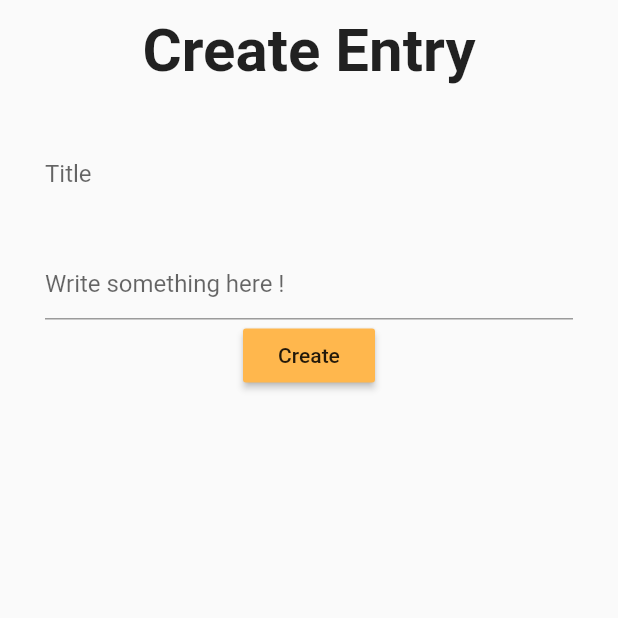
After one commit to ARU-Coders/daybook, a Flutter app: the CreateEntryScreen screen opened by its route, on a phone screen of 412 x 824 dp, the top half of it. The commit adds this screen. Run offline on Flutter 3.47's test engine with Material 2 defaults, Android fonts, the phone set to English and light mode, and no system bars; our stand-ins replace cloud_firestore, curved_navigation_bar, firebase_auth, firebase_core, font_awesome_flutter, google_sign_in; accounts and stored records are empty; network calls fail.

Commit message:
Create entry screen created
Co-authored-by: Anjali <anjaligohil1909@users.noreply.github.com>
Co-authored-by: urvinb <urvinb@users.noreply.github.com>

```diff
--- /dev/null
+++ b/lib/Pages/create_entry.dart
@@ -0,0 +1,102 @@
+import 'package:flutter/material.dart';
+import 'package:daybook/provider/email_sign_in.dart';
+import 'package:provider/provider.dart';
+import 'package:daybook/Pages/start.dart';
+import 'package:daybook/Services/db_services.dart';
+import 'package:daybook/Pages/entries.dart';
+
+class CreateEntryScreen extends StatefulWidget {
+  @override
+  _CreateEntryScreenState createState() => _CreateEntryScreenState();
+}
+
+class _CreateEntryScreenState extends State<CreateEntryScreen> {
+  TextEditingController titleController = TextEditingController();
+  TextEditingController contentController = TextEditingController();
+
+  final _formKey = GlobalKey<FormState>();
+  @override
+  Widget build(BuildContext context) {
+    return Scaffold(
+      body: SafeArea(
+        child: SingleChildScrollView(
+          child: Padding(
+            padding: const EdgeInsets.all(10.0),
+            child: Container(
+                child: Form(
+                    key: _formKey,
+                    child: Column(
+                      mainAxisAlignment: MainAxisAlignment.center,
+                      children: [
+                        Text("Create Entry",
+                            style: TextStyle(
+                                fontSize: 40, fontWeight: FontWeight.bold)),
+                        SizedBox(
+                          height: 25.0,
+                        ),
+                        Padding(
+                          padding: const EdgeInsets.fromLTRB(20, 10, 20, 5),
+                          child: Column(children: [
+                            TextFormField(
+                              controller: titleController,
+                              decoration: InputDecoration(
+                                  // labelText: "Title",
+                                  border: InputBorder.none,
+                                  // focusedBorder: InputBorder.none,
+                                  // enabledBorder: InputBorder.none,
+                                  errorBorder: InputBorder.none,
+                                  disabledBorder: InputBorder.none,
+                                  labelStyle: TextStyle(
+                                      color: Colors.grey,
+                                      fontSize: 18,
+                                      fontWeight: FontWeight.w500),
+                                  hintText: 'Title'),
+                              autofocus: false,
+                              validator: (value) {
+                                if (value.isEmpty) {
+                                  return 'Title cannot be empty !';
+                                }
+                                return null;
+                              },
+                            ), // name
+                            SizedBox(
+                              height: 25.0,
+                            ),
+                            TextFormField(
+                              controller: contentController,
+                              maxLines: null,
+                              keyboardType: TextInputType.multiline,
+                              decoration: InputDecoration(
+                                  // labelText: "Content",
+                                  labelStyle: TextStyle(
+                                      color: Colors.grey,
+                                      fontSize: 18,
+                                      fontWeight: FontWeight.w500),
+                                  hintText: 'Write something here !'),
+                              validator: (value) {
+                                if (value.isEmpty) {
+                                  return 'Content cannot be empty !';
+                                }
+                                return null;
+                              },
+                            ),
+                            RaisedButton(
+                                child: Text('Create'),
+                                color: Colors.orange[300],
+                                onPressed: () {
+                                  createEntry(
+                                    titleController.text,
+                                    contentController.text,
+                                  );
+                                  Navigator.pop(context);
+                                })
+                          ]),
+                        ),
+                      ],
+                    ))),
+          ),
+        ),
+      ),
+    );
+  }
+}
--- a/lib/main.dart
+++ b/lib/main.dart
@@ -1,3 +1,4 @@
+import 'package:daybook/Pages/create_entry.dart';
 import 'package:daybook/Provider/google_sign_in.dart';
 import 'package:daybook/Provider/email_sign_in.dart';
 import 'package:flutter/material.dart';
@@ -41,6 +42,7 @@ class MyApp extends StatelessWidget {
         '/signup': (BuildContext context) => Signup(),
         '/login': (BuildContext context) => LoginPage(),
         '/home': (BuildContext context) => HomePage(),
+        '/createEntry': (BuildContext context) => CreateEntryScreen(),
       },
     );
     // ,);
```
